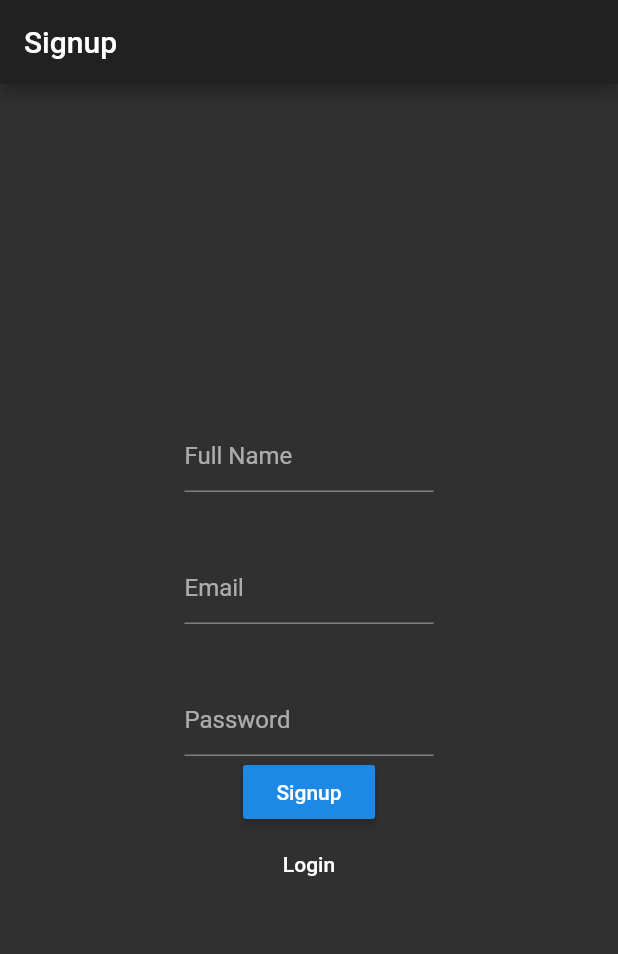
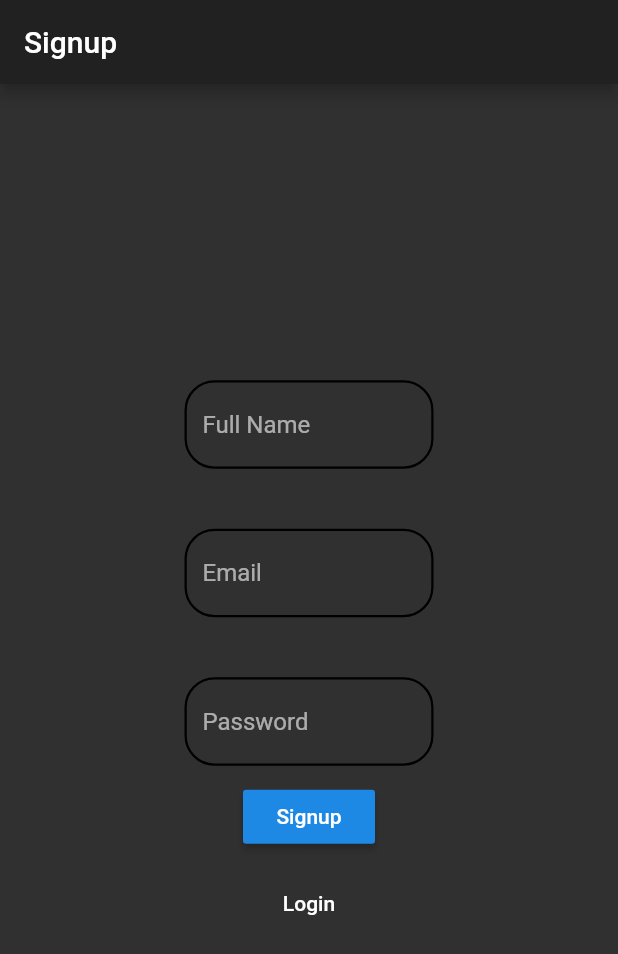
Before and after one commit to 0Vipin0/E-Commerce-App, a Flutter app: the screen it shows after launch, after a tap on "Signup", on a phone screen of 412 x 824 dp. Shown: the top 954 px of the screen. Run offline on Flutter 3.47's test engine with Material 2 defaults, Android fonts, the phone set to English and light mode, and no system bars; our stand-ins replace get, shared_preferences; missing offline and left inert: window_size; network calls fail; statements that could not run were skipped.

Commit message:
Updated the text field style

```diff
--- a/lib/screens/login_screen.dart
+++ b/lib/screens/login_screen.dart
@@ -25,13 +25,42 @@ class Login extends StatelessWidget {
             mainAxisAlignment: MainAxisAlignment.center,
             children: <Widget>[
               TextFormField(
-                decoration: InputDecoration(hintText: Messages.input_email.tr),
+                decoration: InputDecoration(
+                  hintText: Messages.input_email.tr,
+                  enabledBorder: OutlineInputBorder(
+                    borderRadius: BorderRadius.circular(20.0),
+                    borderSide: const BorderSide(
+                      width: 1.5,
+                    ),
+                  ),
+                  focusedBorder: OutlineInputBorder(
+                    borderRadius: BorderRadius.circular(20.0),
+                    borderSide: const BorderSide(
+                      color: Colors.blue,
+                      width: 1.5,
+                    ),
+                  ),
+                ),
                 controller: emailController,
               ),
               const SizedBox(height: 40),
               TextFormField(
-                decoration:
-                    InputDecoration(hintText: Messages.input_password.tr),
+                decoration: InputDecoration(
+                  hintText: Messages.input_password.tr,
+                  enabledBorder: OutlineInputBorder(
+                    borderRadius: BorderRadius.circular(20.0),
+                    borderSide: const BorderSide(
+                      width: 1.5,
+                    ),
+                  ),
+                  focusedBorder: OutlineInputBorder(
+                    borderRadius: BorderRadius.circular(20.0),
+                    borderSide: const BorderSide(
+                      color: Colors.blue,
+                      width: 1.5,
+                    ),
+                  ),
+                ),
                 controller: passwordController,
                 obscureText: true,
               ),
@@ -57,6 +86,7 @@ class Login extends StatelessWidget {
                         child: Text(Messages.login_button.tr),
                       ),
               ),
+              const SizedBox(height: 10),
               FlatButton(
                 onPressed: () {
                   Get.off(SignUp());
--- a/lib/screens/signup_screen.dart
+++ b/lib/screens/signup_screen.dart
@@ -26,21 +26,66 @@ class SignUp extends StatelessWidget {
             mainAxisAlignment: MainAxisAlignment.center,
             children: <Widget>[
               TextFormField(
-                decoration: InputDecoration(hintText: Messages.input_name.tr),
+                decoration: InputDecoration(
+                  hintText: Messages.input_name.tr,
+                  enabledBorder: OutlineInputBorder(
+                    borderRadius: BorderRadius.circular(20.0),
+                    borderSide: const BorderSide(
+                      width: 1.5,
+                    ),
+                  ),
+                  focusedBorder: OutlineInputBorder(
+                    borderRadius: BorderRadius.circular(20.0),
+                    borderSide: const BorderSide(
+                      color: Colors.blue,
+                      width: 1.5,
+                    ),
+                  ),
+                ),
                 controller: nameController,
               ),
               const SizedBox(height: 40),
               TextFormField(
-                decoration: InputDecoration(hintText: Messages.input_email.tr),
+                decoration: InputDecoration(
+                  hintText: Messages.input_email.tr,
+                  enabledBorder: OutlineInputBorder(
+                    borderRadius: BorderRadius.circular(20.0),
+                    borderSide: const BorderSide(
+                      width: 1.5,
+                    ),
+                  ),
+                  focusedBorder: OutlineInputBorder(
+                    borderRadius: BorderRadius.circular(20.0),
+                    borderSide: const BorderSide(
+                      color: Colors.blue,
+                      width: 1.5,
+                    ),
+                  ),
+                ),
                 controller: emailController,
               ),
               const SizedBox(height: 40),
               TextFormField(
-                decoration:
-                    InputDecoration(hintText: Messages.input_password.tr),
+                decoration: InputDecoration(
+                  hintText: Messages.input_password.tr,
+                  enabledBorder: OutlineInputBorder(
+                    borderRadius: BorderRadius.circular(20.0),
+                    borderSide: const BorderSide(
+                      width: 1.5,
+                    ),
+                  ),
+                  focusedBorder: OutlineInputBorder(
+                    borderRadius: BorderRadius.circular(20.0),
+                    borderSide: const BorderSide(
+                      color: Colors.blue,
+                      width: 1.5,
+                    ),
+                  ),
+                ),
                 obscureText: true,
                 controller: passwordController,
               ),
+              const SizedBox(height: 10),
               GetBuilder<AuthenticationController>(
                 builder: (AuthenticationController controller) => controller
                         .isBusy
@@ -62,6 +107,7 @@ class SignUp extends StatelessWidget {
                         child: Text(Messages.signup_button.tr),
                       ),
               ),
+              const SizedBox(height: 10),
               FlatButton(
                 onPressed: () {
                   Get.offNamed(Login.route);
```
